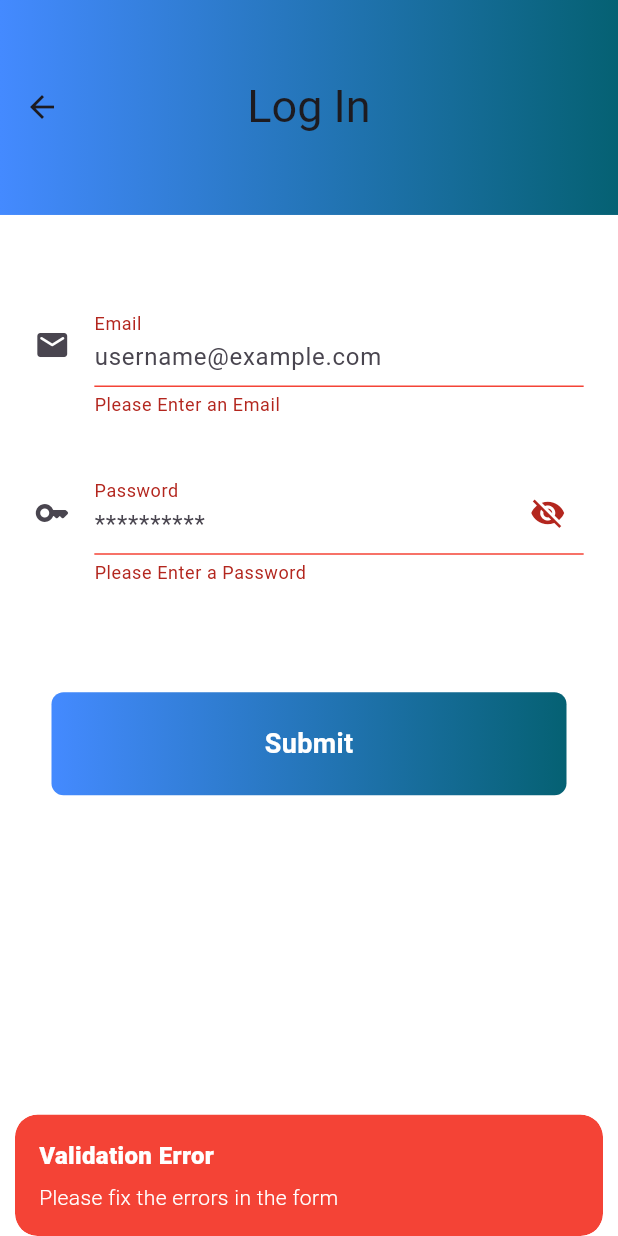
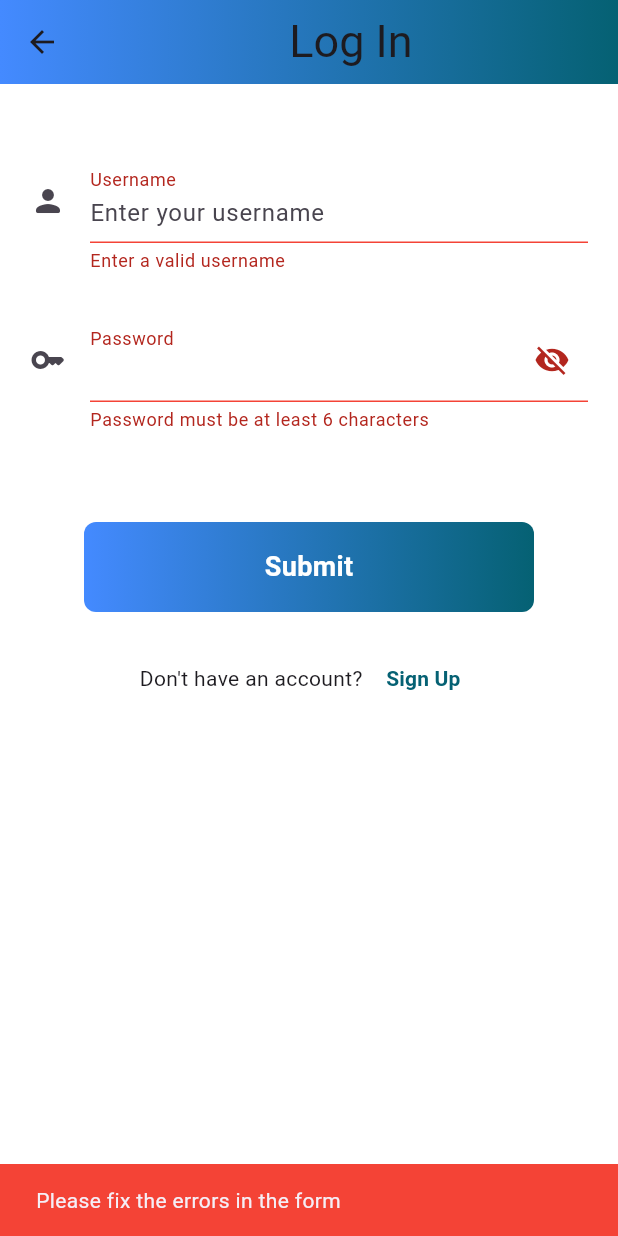
Before and after one commit to RawanSyed/glucograph, a Flutter app: the LogInView screen opened directly, after a tap on "Submit", on a phone screen of 412 x 824 dp. Run offline on Flutter 3.47's test engine with Material 3 defaults, Android fonts, the phone set to English and light mode, and no system bars; our stand-ins replace fl_chart, flutter_screenutil, get, lottie; missing offline and left inert: mysql1.

Commit message:
Update login.dart

```diff
--- a/lib/auth/login.dart
+++ b/lib/auth/login.dart
@@ -1,9 +1,9 @@
-import 'package:glucoograph/auth/extensions/validation.dart';
 import 'package:flutter/material.dart';
 import 'package:flutter_screenutil/flutter_screenutil.dart';
-import 'package:get/get.dart';
-import 'package:glucoograph/HealthStatusChart.dart';
+import 'package:glucoograph/auth/signup.dart';
+import 'package:glucoograph/connection/connection.dart';
 import 'package:glucoograph/constants/constants.dart';
+import 'package:glucoograph/welcome.dart';
 
 class LogInView extends StatefulWidget {
   const LogInView({super.key});
@@ -16,15 +16,16 @@ class _LogInViewState extends State<LogInView> {
   final _formKey = GlobalKey<FormState>();
   bool _showPassword = true;
   var password = '';
-  var email = '';
+  var username = '';
+
   @override
   Widget build(BuildContext context) => Scaffold(
         appBar: AppBar(
-          toolbarHeight: 120.h,
-          centerTitle: true,
-          title: const Text(
+          title: Center(
+            child: const Text(
               'Log In',
               style: TextStyle(fontSize: 30),
+            ),
           ),
           flexibleSpace: Container(
             decoration: const BoxDecoration(
@@ -34,47 +35,50 @@ class _LogInViewState extends State<LogInView> {
                 colors: [
                   Colors.blueAccent,
                   kPrimaryColor,
-                // Colors.blue,
                 ],
-            )),
+              ),
+            ),
           ),
         ),
         backgroundColor: Colors.white,
         body: SizedBox(
           width: double.infinity,
           child: Padding(
-              padding: EdgeInsets.all(20.r),
+            padding: EdgeInsets.all(20),
             child: Form(
               key: _formKey,
               child: Column(
                 mainAxisAlignment: MainAxisAlignment.start,
                 children: <Widget>[
-                    SizedBox(
-                      height: 30.h,
-                    ),
+                  SizedBox(height: 30),
+                  // Username Input Field
                   TextFormField(
-                      validator: ((value) => value!.isValidEmail()),
-                      onSaved: (value) => email = value!,
+                    validator: (value) =>
+                        value!.isNotEmpty ? null : 'Enter a valid username',
+                    onSaved: (value) => username = value!,
                     textInputAction: TextInputAction.done,
-                      keyboardType: TextInputType.emailAddress,
+                    keyboardType: TextInputType.text,
                     decoration: InputDecoration(
-                          icon: const Icon(Icons.email_rounded),
+                      icon: const Icon(Icons.person_rounded),
                       border: const UnderlineInputBorder(),
                       floatingLabelBehavior: FloatingLabelBehavior.always,
                       focusColor: Theme.of(context).primaryColor,
-                          labelText: "Email",
-                          hintText: 'username@example.com',
+                      labelText: "Username",
+                      hintText: 'Enter your username',
                       errorBorder: const UnderlineInputBorder(
-                              borderSide: BorderSide(color: Colors.red)),
+                        borderSide: BorderSide(color: Colors.red),
+                      ),
                       focusedErrorBorder: const UnderlineInputBorder(
-                              borderSide:
-                                  BorderSide(color: Colors.red, width: 2.5))),
+                        borderSide: BorderSide(color: Colors.red, width: 2.5),
                       ),
-                    SizedBox(
-                      height: 30.h,
                     ),
+                  ),
+                  SizedBox(height: 30),
+                  // Password Input Field
                   TextFormField(
-                      validator: (value) => value!.isValidPassword(),
+                    validator: (value) => value!.length >= 6
+                        ? null
+                        : 'Password must be at least 6 characters',
                     onSaved: (value) => password = value!,
                     obscureText: _showPassword,
                     obscuringCharacter: '*',
@@ -89,43 +93,83 @@ class _LogInViewState extends State<LogInView> {
                         },
                         icon: _showPassword
                             ? const Icon(Icons.visibility_off)
-                                  : const Icon(Icons.visibility)),
+                            : const Icon(Icons.visibility),
+                      ),
                       icon: const Icon(Icons.key_rounded),
                       border: const UnderlineInputBorder(),
                       floatingLabelBehavior: FloatingLabelBehavior.always,
                       focusColor: Theme.of(context).primaryColor,
                       labelText: "Password",
-                          hintText: '**********',
+                      hintText: '',
                       errorBorder: const UnderlineInputBorder(
-                              borderSide: BorderSide(color: Colors.red)),
+                        borderSide: BorderSide(color: Colors.red),
+                      ),
                       focusedErrorBorder: const UnderlineInputBorder(
-                              borderSide:
-                                  BorderSide(color: Colors.red, width: 2.5))),
+                        borderSide: BorderSide(color: Colors.red, width: 2.5),
                       ),
-                    SizedBox(height: 60.h),
+                    ),
+                  ),
+                  SizedBox(height: 60),
+                  // Submit Button
                   InkWell(
-                      onTap: () {
+                    onTap: () async {
                       final isValid = _formKey.currentState?.validate();
-                        // auth check
+
                       if (isValid == true) {
-                          // Check if the form is valid
-                          _formKey.currentState!
-                              .save(); // Save the form data if valid
-                          Get.to(() =>
-                              HealthStatusChart()); // Navigate to HealthScreen
+                        _formKey.currentState!.save();
+
+                        try {
+                          final conn = await DatabaseHelper.connect();
+
+                          // Query to validate login credentials
+                          var result = await conn.query(
+                            'SELECT id FROM users WHERE username = ? AND password = ?',
+                            [username, password],
+                          );
+
+                          await conn.close();
+
+                          if (result.isNotEmpty) {
+                            // If credentials are valid, navigate to Welcome
+                            Navigator.pushReplacement(
+                              context,
+                              MaterialPageRoute(
+                                builder: (context) => const Welcome(),
+                              ),
+                            );
                           } else {
-                          Get.snackbar(
-                            "Validation Error",
-                            "Please fix the errors in the form",
-                            snackPosition: SnackPosition.BOTTOM,
+                            // If credentials are invalid, show an error
+                            ScaffoldMessenger.of(context).showSnackBar(
+                              const SnackBar(
+                                content: Text("Invalid username or password"),
                                 backgroundColor: Colors.red,
-                            colorText: Colors.white,
-                          ); // Show a snackbar if validation fails
+                              ),
+                            );
+                          }
+                        } catch (e) {
+                          // Handle database connection or query errors
+                          print('Error: $e');
+                          ScaffoldMessenger.of(context).showSnackBar(
+                            const SnackBar(
+                              content:
+                                  Text("Failed to connect to the database"),
+                              backgroundColor: Colors.red,
+                            ),
+                          );
+                        }
+                      } else {
+                        // Show a snackbar if validation fails
+                        ScaffoldMessenger.of(context).showSnackBar(
+                          const SnackBar(
+                            content: Text("Please fix the errors in the form"),
+                            backgroundColor: Colors.red,
+                          ),
+                        );
                       }
                     },
                     child: Container(
-                        height: 60.r,
-                        width: 300.r,
+                      height: 60,
+                      width: 300,
                       alignment: Alignment.center,
                       decoration: BoxDecoration(
                         borderRadius: BorderRadius.circular(8),
@@ -148,9 +192,35 @@ class _LogInViewState extends State<LogInView> {
                       ),
                     ),
                   ),
+                  SizedBox(height: 20),
+                  // Sign Up Option
+                  Row(
+                    mainAxisAlignment: MainAxisAlignment.center,
+                    children: [
+                      const Text("Don't have an account? "),
+                      TextButton(
+                        onPressed: () {
+                          Navigator.push(
+                            context,
+                            MaterialPageRoute(
+                              builder: (context) => const SignUpView(),
+                            ),
+                          );
+                        },
+                        child: const Text(
+                          "Sign Up",
+                          style: TextStyle(
+                            fontWeight: FontWeight.bold,
+                            color: kPrimaryColor,
+                          ),
+                        ),
+                      ),
+                    ],
+                  ),
                 ],
               ),
             ),
-            )),
+          ),
+        ),
       );
 }
```
Lines whose indentation alone changed are shown as unchanged.
